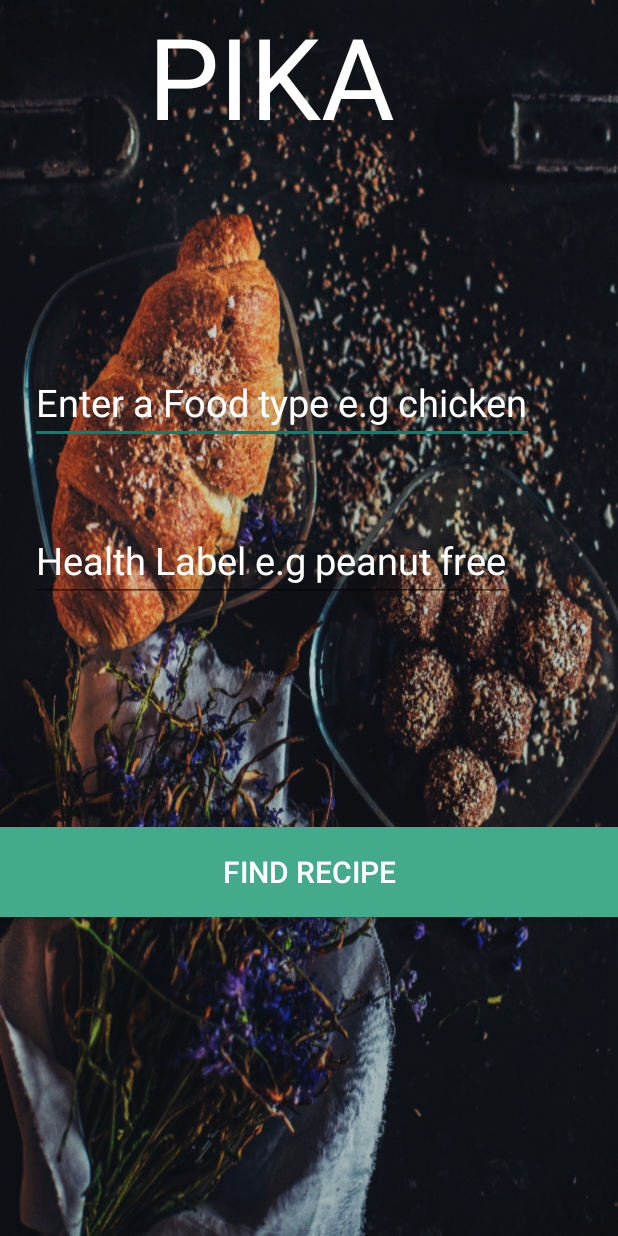
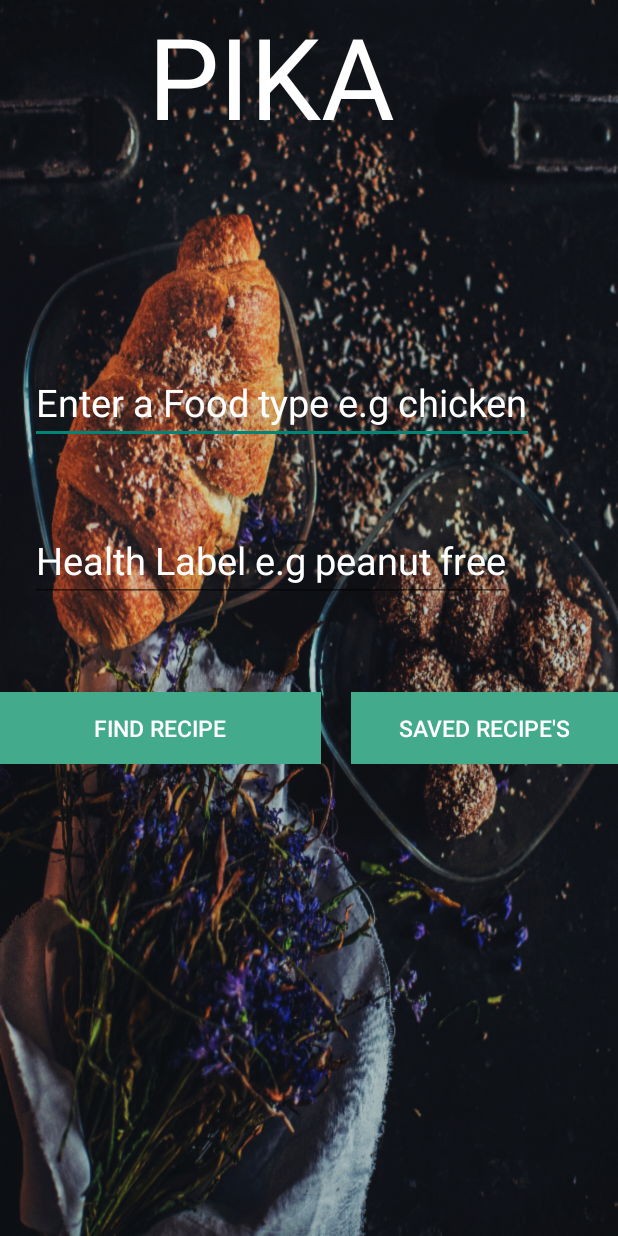
Before and after one commit to Yonkokilasi/Pika2.0, an Android app: the screen it shows after launch (MainActivity), on a phone screen of 412 x 824 dp. Run offline under Robolectric (Android 15) with nearby library versions, the phone set to English and light mode, and no system bars; our stand-ins replace ButterKnife, Firebase (no records; nobody signed in at launch, a user with empty details on screens opened directly).

Commit message:
Split the buttons on the main activity and added the view saved recipe's button and implemented a firebase adapter to bring back the data and a snapshot inline with an event listener that will update the data on change

```diff
--- a/app/src/main/res/layout/activity_main.xml
+++ b/app/src/main/res/layout/activity_main.xml
@@ -52,17 +52,34 @@
             android:textSize="25sp"
             />
 
-
-        <Button
-            android:id="@+id/FRecipeButton"
-            android:layout_width="match_parent"
-            android:layout_height="60dp"
-            android:layout_marginTop="150dp"
-            android:background="@color/green"
-            android:text="Find Recipe"
-            android:textColor="@color/white"
-            android:textSize="20sp"
-            />
+        <LinearLayout
+            android:id="@+id/LinearLayout02"
+            android:layout_height="wrap_content"
+            android:layout_width="fill_parent"
+            android:layout_alignParentBottom="true"
+            android:layout_marginTop="60dp">
+            <Button
+                android:id="@+id/FRecipeButton"
+                android:layout_width="wrap_content"
+                android:layout_height="wrap_content"
+                android:layout_weight="2"
+                android:background="@color/green"
+                android:text="Find Recipe"
+                android:textColor="@color/white"
+                android:textSize="15sp"
+                android:layout_marginRight="20dp">
+            </Button>
+            <Button
+                android:id="@+id/SavedRecipes"
+                android:layout_width="wrap_content"
+                android:layout_height="wrap_content"
+                android:layout_weight="1"
+                android:background="@color/green"
+                android:text="Saved Recipe's"
+                android:textColor="@color/white"
+                android:textSize="15sp">
+            </Button>
+        </LinearLayout>
     </LinearLayout>
 
 </RelativeLayout>
--- a/app/src/main/res/layout/fragment_recipe_detail.xml
+++ b/app/src/main/res/layout/fragment_recipe_detail.xml
@@ -83,7 +83,7 @@
                     android:drawableLeft="@drawable/ic_open_in_browser_black_24dp"
                     android:drawablePadding="4dp"
                     android:gravity="center"
-                    android:text="cook now"
+                    android:text="Click to view method"
                     android:textSize="25sp"
                     android:textStyle="bold"
                     android:id="@+id/websiteLink"/>
```
Also changed, not shown: app/src/main/AndroidManifest.xml (+10 -9 lines), app/src/main/java/com/example/josephinemenge/pika/FirebaseRecipeViewHolder.java (+38 -0 lines), app/src/main/java/com/example/josephinemenge/pika/SavedRecipeListActivity.java (added, +51 -0 lines).
